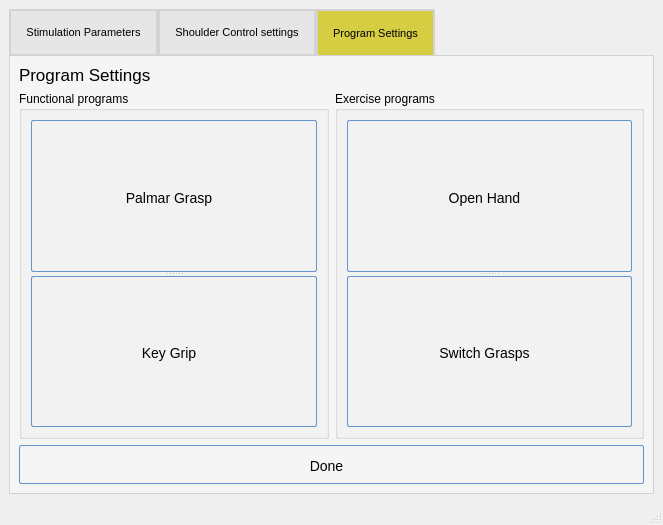
The window that POML060_v1/stageprogram.ui (viniltc/POML060) describes before a commit, drawn with Qt 5.
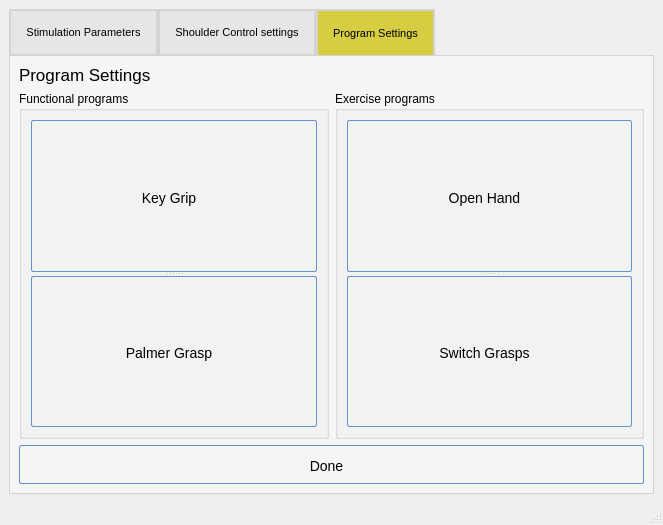
The same window after the commit. The open tabs and pages were chosen to show the change. Icons and pictures are not drawn. Custom widgets are drawn as their Qt base class.

Commit message: program keygrip demo

Patch:
```diff
--- a/POML060_v1/stageprogram.ui
+++ b/POML060_v1/stageprogram.ui
@@ -1175,54 +1175,7 @@
              <property name="orientation">
               <enum>Qt::Vertical</enum>
              </property>
-             <widget class="QPushButton" name="pushButton">
-              <property name="styleSheet">
-               <string notr="true">QPushButton:hover{
-        background: qlineargradient(x1 : 0, y1 : 0, x2 : 0, y2 :   1, stop :   0.0 #ffd9aa,
-                stop :   0.5 #ffbb6e, stop :   0.55 #feae42, stop :   1.0 #fedb74);
-}
-
-QPushButton {
-        border: 1px solid #6593cf;
-        border-radius: 2px;
-        padding: 5px 15px 2px 5px;
-        background: qlineargradient(x1 : 0, y1 : 0, x2 : 0, y2 :   1, stop :   0.0 #f5f9ff,
-                stop :   0.5 #c7dfff, stop :   0.55 #afd2ff, stop :   1.0 #c0dbff);
-        color: #0000;
-        font:  large &quot;Arial&quot;;
-		font-size: 14px;
-        height: 30px;
-}
-
-
-
-
-QPushButton:pressed {
-        background: qlineargradient(x1 : 0, y1 : 0, x2 : 0, y2 :   1, stop :   0.0 #c0dbff,
-        stop :   0.5 #cfd26f, stop :   0.55 #c7df6f, stop :   1.0 #f5f9ff);
-        padding-top: 2px;
-        padding-left: 3px;
-
-}
-QPushButton:on {
-        background: qlineargradient(x1 : 0, y1 : 0, x2 : 0, y2 :   1, stop :   0.0 #5AA72D,
-        stop :   0.5 #B3E296, stop :   0.55 #B3E296, stop :   1.0 #f5f9ff);
-        padding-top: 2px;
-        padding-left: 3px;
-}
-
-QPushButton:disabled {
-        background: transparent #e5e9ee;
-        padding-top: 2px;        
-        padding-left: 3px;
-        color: black;
-}</string>
-              </property>
-              <property name="text">
-               <string>Palmar Grasp</string>
-              </property>
-             </widget>
-             <widget class="QPushButton" name="pushButton_2">
+             <widget class="QPushButton" name="pushButton_programKeyGrip">
               <property name="styleSheet">
                <string notr="true">QPushButton:hover{
         background: qlineargradient(x1 : 0, y1 : 0, x2 : 0, y2 :   1, stop :   0.0 #ffd9aa,
@@ -1269,6 +1222,53 @@
                <string>Key Grip</string>
               </property>
              </widget>
+             <widget class="QPushButton" name="pushButton_programPalmerGrasp">
+              <property name="styleSheet">
+               <string notr="true">QPushButton:hover{
+        background: qlineargradient(x1 : 0, y1 : 0, x2 : 0, y2 :   1, stop :   0.0 #ffd9aa,
+                stop :   0.5 #ffbb6e, stop :   0.55 #feae42, stop :   1.0 #fedb74);
+}
+
+QPushButton {
+        border: 1px solid #6593cf;
+        border-radius: 2px;
+        padding: 5px 15px 2px 5px;
+        background: qlineargradient(x1 : 0, y1 : 0, x2 : 0, y2 :   1, stop :   0.0 #f5f9ff,
+                stop :   0.5 #c7dfff, stop :   0.55 #afd2ff, stop :   1.0 #c0dbff);
+        color: #0000;
+        font:  large &quot;Arial&quot;;
+		font-size: 14px;
+        height: 30px;
+}
+
+
+
+
+QPushButton:pressed {
+        background: qlineargradient(x1 : 0, y1 : 0, x2 : 0, y2 :   1, stop :   0.0 #c0dbff,
+        stop :   0.5 #cfd26f, stop :   0.55 #c7df6f, stop :   1.0 #f5f9ff);
+        padding-top: 2px;
+        padding-left: 3px;
+
+}
+QPushButton:on {
+        background: qlineargradient(x1 : 0, y1 : 0, x2 : 0, y2 :   1, stop :   0.0 #5AA72D,
+        stop :   0.5 #B3E296, stop :   0.55 #B3E296, stop :   1.0 #f5f9ff);
+        padding-top: 2px;
+        padding-left: 3px;
+}
+
+QPushButton:disabled {
+        background: transparent #e5e9ee;
+        padding-top: 2px;        
+        padding-left: 3px;
+        color: black;
+}</string>
+              </property>
+              <property name="text">
+               <string>Palmer Grasp</string>
+              </property>
+             </widget>
             </widget>
            </item>
           </layout>
```
Left out of the diff: 6 changed lines with no effect on the pictures. The commit also changes 6 other files.
